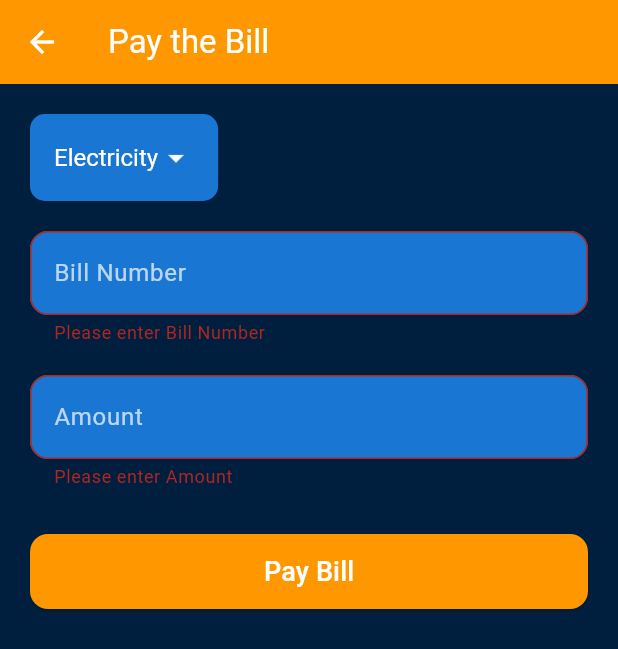
After one commit to Yoni-Berihun/My-Wallet, a Flutter app: the PayTheBillPage screen opened directly, after a tap on "Pay Bill", on a phone screen of 412 x 824 dp. The commit adds this screen. Shown: the top 649 px of the screen. Run offline on Flutter 3.47's test engine with Material 3 defaults, Android fonts, the phone set to English and light mode, and no system bars.

Commit message:
fixed issues on the main.dart and included home content.dart not only this and also fixed the paybill.dart

```diff
--- /dev/null
+++ b/lib/Screens/pages/pay_bill.dart
@@ -0,0 +1,143 @@
+import 'package:flutter/material.dart';
+
+class PayTheBillPage extends StatefulWidget {
+  const PayTheBillPage({super.key});
+
+  @override
+  _PayTheBillPageState createState() => _PayTheBillPageState();
+}
+
+class _PayTheBillPageState extends State<PayTheBillPage> {
+  final _formKey = GlobalKey<FormState>();
+  final TextEditingController _billNumberController = TextEditingController();
+  final TextEditingController _amountController = TextEditingController();
+  String _selectedBillType = 'Electricity'; // Default selection
+
+  @override
+  void dispose() {
+    _billNumberController.dispose();
+    _amountController.dispose();
+    super.dispose();
+  }
+
+  void _payBill() {
+    if (_formKey.currentState!.validate()) {
+      String billNumber = _billNumberController.text;
+      String amount = _amountController.text;
+      String billType = _selectedBillType;
+
+      ScaffoldMessenger.of(context).showSnackBar(
+        SnackBar(
+          content: Text('Paying $amount for $billType to bill number $billNumber'),
+          backgroundColor: Colors.orange,
+        ),
+      );
+    }
+  }
+
+  @override
+  Widget build(BuildContext context) {
+    return Scaffold(
+      backgroundColor: const Color(0xFF001F3F), // Dark blue background
+      appBar: AppBar(
+        title: const Text('Pay the Bill', style: TextStyle(color: Colors.white)),
+        backgroundColor: Colors.orange,
+        iconTheme: const IconThemeData(color: Colors.white),
+      ),
+      body: Padding(
+        padding: const EdgeInsets.all(20.0),
+        child: Form(
+          key: _formKey,
+          child: Column(
+            crossAxisAlignment: CrossAxisAlignment.start,
+            children: [
+              _buildDropdownField(),
+              const SizedBox(height: 20),
+              _buildTextField(_billNumberController, 'Bill Number'),
+              const SizedBox(height: 20),
+              _buildTextField(_amountController, 'Amount'),
+              const SizedBox(height: 30),
+              _buildPayButton(),
+            ],
+          ),
+        ),
+      ),
+    );
+  }
+
+  /// Builds a dropdown field for bill type selection
+  Widget _buildDropdownField() {
+    return Container(
+      padding: const EdgeInsets.symmetric(horizontal: 16, vertical: 5),
+      decoration: BoxDecoration(
+        color: Colors.blue[700], // Background similar to input fields
+        borderRadius: BorderRadius.circular(10),
+      ),
+      child: DropdownButtonHideUnderline(
+        child: DropdownButton<String>(
+          value: _selectedBillType,
+          dropdownColor: Colors.blue[700],
+          icon: const Icon(Icons.arrow_drop_down, color: Colors.white),
+          style: const TextStyle(color: Colors.white, fontSize: 16),
+          items: ['Electricity', 'Water', 'Internet', 'Rent'].map((String value) {
+            return DropdownMenuItem<String>(
+              value: value,
+              child: Text(value, style: const TextStyle(color: Colors.white)),
+            );
+          }).toList(),
+          onChanged: (newValue) {
+            setState(() {
+              _selectedBillType = newValue!;
+            });
+          },
+        ),
+      ),
+    );
+  }
+
+  /// Builds a rounded input field
+  Widget _buildTextField(TextEditingController controller, String label) {
+    return TextFormField(
+      controller: controller,
+      keyboardType: TextInputType.number,
+      style: const TextStyle(color: Colors.white),
+      decoration: InputDecoration(
+        filled: true,
+        fillColor: Colors.blue[700], // Dark blue input background
+        labelText: label,
+        labelStyle: const TextStyle(color: Colors.white70),
+        border: OutlineInputBorder(borderRadius: BorderRadius.circular(12)),
+        enabledBorder: OutlineInputBorder(
+          borderSide: const BorderSide(color: Colors.orange),
+          borderRadius: BorderRadius.circular(12),
+        ),
+        focusedBorder: OutlineInputBorder(
+          borderSide: const BorderSide(color: Colors.white),
+          borderRadius: BorderRadius.circular(12),
+        ),
+      ),
+      validator: (value) {
+        if (value == null || value.isEmpty) {
+          return 'Please enter $label';
+        }
+        return null;
+      },
+    );
+  }
+
+  /// Builds the "Pay Bill" button
+  Widget _buildPayButton() {
+    return SizedBox(
+      width: double.infinity,
+      height: 50,
+      child: ElevatedButton(
+        onPressed: _payBill,
+        style: ElevatedButton.styleFrom(
+          backgroundColor: Colors.orange, // Orange button
+          shape: RoundedRectangleBorder(borderRadius: BorderRadius.circular(12)),
+        ),
+        child: const Text('Pay Bill', style: TextStyle(color: Colors.white, fontSize: 18)),
+      ),
+    );
+  }
+}
--- a/lib/classes/homecontent.dart
+++ b/lib/classes/homecontent.dart
@@ -1,7 +1,7 @@
 // Importing necessary packages and files.
 import 'package:flutter/material.dart'; // Flutter's material design package for UI components.
-import 'package:my_pocket_wallet/screens/pages/pay_bill.dart'; // Pay the Bill page.
-import 'package:my_pocket_wallet/screens/pages/transfer.dart'; // Transfer page.
+import   '../Screens/pages/pay_bill.dart';   // Pay the Bill page.
+import '../Screens/pages/transfer.dart'; // Transfer page.
 
 // Homecontent widget represents the main screen of the app.
 class Homecontent extends StatelessWidget {
```
Also changed, not shown: lib/main.dart (+29 -112 lines).
